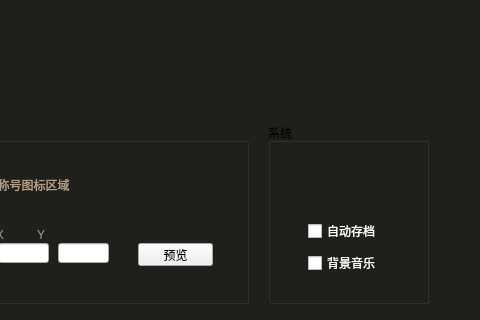
Old version of the form code/mirror/role.ui in the repository simon0xia/mirror; both pictures show x 462 to 942 and y 257 to 577 of the 942 by 577 pixel window.
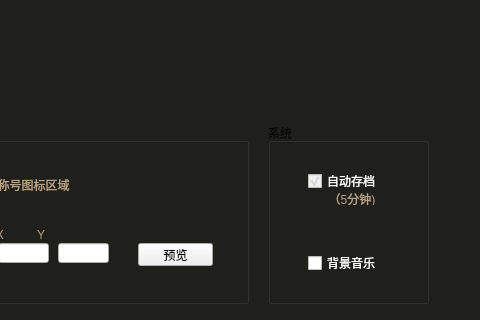
New version of the form. Icons and pictures are not drawn.

```diff
--- a/code/mirror/role.ui
+++ b/code/mirror/role.ui
@@ -1313,8 +1313,8 @@
    <widget class="QPushButton" name="btn_mirror_save">
     <property name="geometry">
      <rect>
-      <x>30</x>
-      <y>30</y>
+      <x>280</x>
+      <y>40</y>
       <width>85</width>
       <height>27</height>
      </rect>
@@ -1333,10 +1333,13 @@
     </property>
    </widget>
    <widget class="QCheckBox" name="checkBox_autoSave">
+    <property name="enabled">
+     <bool>false</bool>
+    </property>
     <property name="geometry">
      <rect>
       <x>40</x>
-      <y>100</y>
+      <y>50</y>
       <width>71</width>
       <height>16</height>
      </rect>
@@ -1347,6 +1350,12 @@
     <property name="text">
      <string>自动存档</string>
     </property>
+    <property name="checkable">
+     <bool>true</bool>
+    </property>
+    <property name="checked">
+     <bool>true</bool>
+    </property>
    </widget>
    <widget class="QCheckBox" name="checkBox_bkSound">
     <property name="geometry">
@@ -1364,6 +1373,25 @@
      <string>背景音乐</string>
     </property>
    </widget>
+   <widget class="QLabel" name="label_81">
+    <property name="geometry">
+     <rect>
+      <x>60</x>
+      <y>70</y>
+      <width>48</width>
+      <height>12</height>
+     </rect>
+    </property>
+    <property name="styleSheet">
+     <string notr="true">color: rgb(184,160,133);</string>
+    </property>
+    <property name="text">
+     <string>（5分钟)</string>
+    </property>
+    <property name="alignment">
+     <set>Qt::AlignCenter</set>
+    </property>
+   </widget>
   </widget>
   <widget class="QLabel" name="label_12">
    <property name="geometry">
```
Left out of the diff: 26 changed lines with no effect on the pictures.
